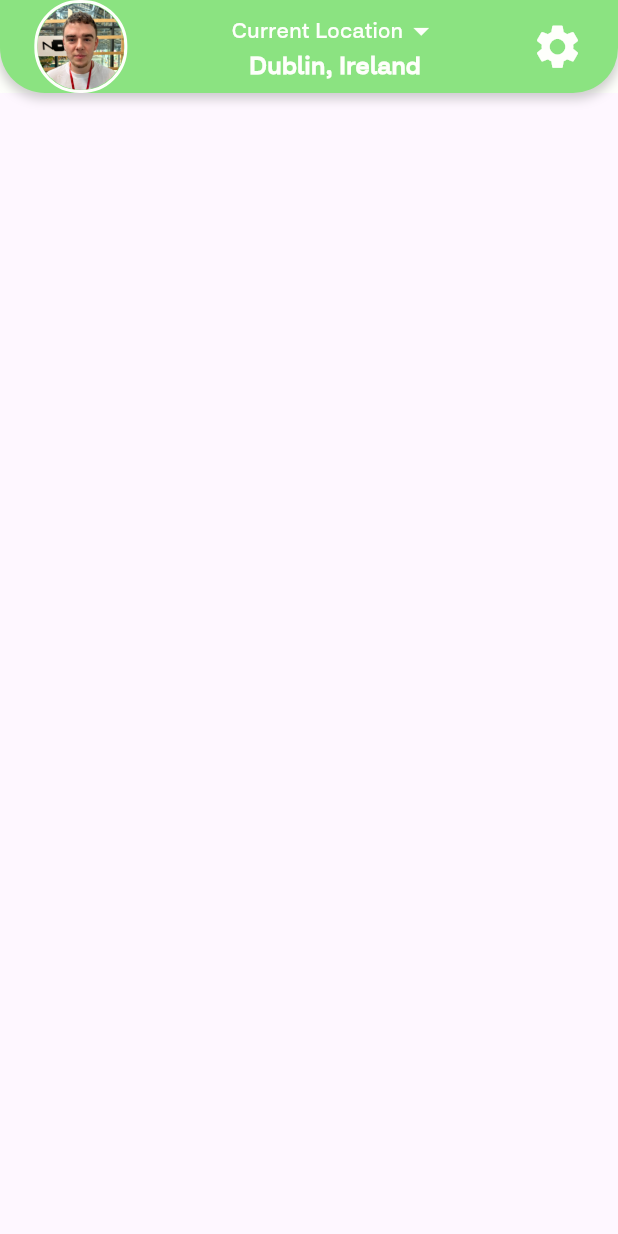
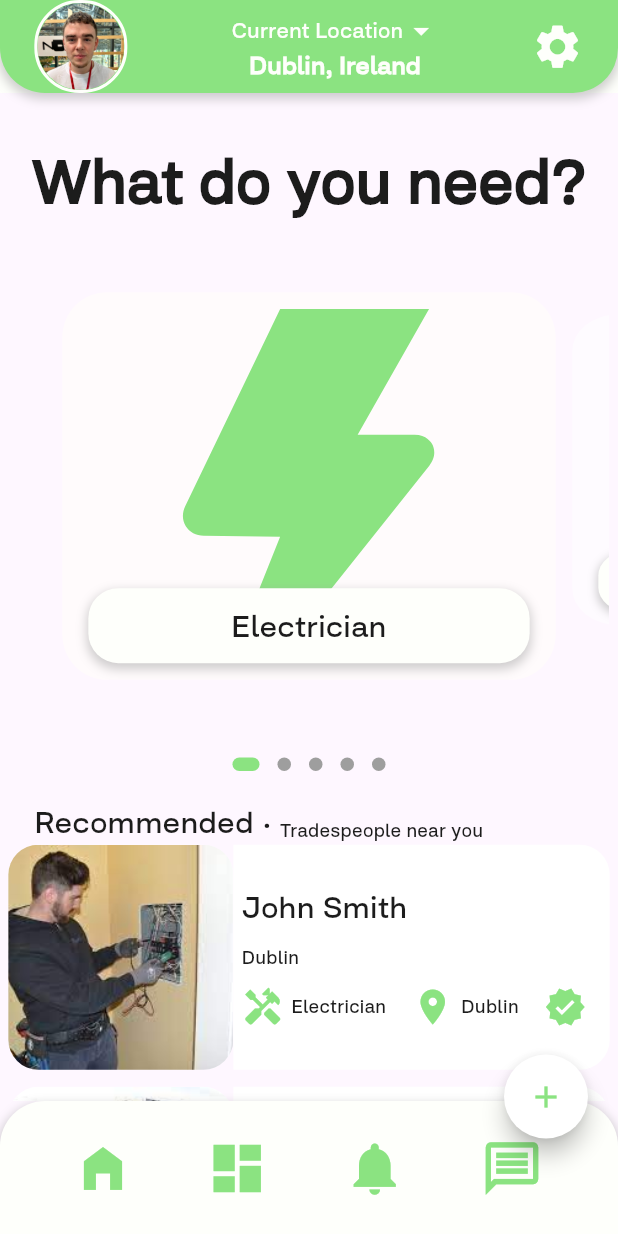
Before and after one commit to Odhran7/tradeful_app, a Flutter app: the HomeOwnerDashboardPage screen opened by its route, on a phone screen of 412 x 824 dp. Run offline on Flutter 3.47's test engine with Material 2 defaults, Android fonts, the phone set to English and light mode, and no system bars; drawn by our look-alikes of dots_indicator; our stand-ins replace country_code_picker, flutter_svg, get, google_maps_flutter, location.

Commit message:
Main homeowner page

```diff
--- a/lib/pages/app/homeowner/home/homeowner_dashboard.dart
+++ b/lib/pages/app/homeowner/home/homeowner_dashboard.dart
@@ -1,5 +1,7 @@
 import 'package:flutter/cupertino.dart';
 import 'package:flutter/material.dart';
+import 'package:tradeful_app/widgets/main_app/main_app_footer_widget.dart';
+import 'package:tradeful_app/widgets/main_app/main_carousel_widget.dart';
 
 import '../../../../widgets/main_app/main_app_bar_widget.dart';
 
@@ -10,6 +12,10 @@ class HomeOwnerDashboardPage extends StatelessWidget {
   Widget build(BuildContext context) {
     return Scaffold(
       appBar: MainAppBarWidget(profileIcon: "assets/images/profile_icon.jpeg",),
+      body: Container(
+        child: MainCarouselWidget()
+      ),
+      bottomNavigationBar: MainAppFooterWidget(),
     );
   }
 }
--- a/lib/utils/colors.dart
+++ b/lib/utils/colors.dart
@@ -16,6 +16,8 @@ class AppColors {
   // Whites
 
   static final Color flatWhite = const Color(0xfffbf9f2);
+  static final Color complementaryWhite1 = const Color(0xfffffbfc);
+  static final Color complementaryWhite2 = const Color(0xfffefbff);
 
   // Icon colors
 
@@ -25,4 +27,5 @@ class AppColors {
 
   static final Color verifiedGreen = const Color(0xff00FF7F);
   static final Color buttonColor = const Color(0xff8be381);
+  static final Color complementaryGreen = const Color(0XFF57ca4a);
 }
--- a/lib/widgets/icon_and_text.dart
+++ b/lib/widgets/icon_and_text.dart
@@ -6,11 +6,13 @@ class IconAndTextWidget extends StatelessWidget {
   final IconData icon;
   final String text;
   final Color iconColor;
+  final double size;
   const IconAndTextWidget({
     super.key,
     required this.icon,
     required this.text,
     required this.iconColor,
+    this.size = 12
   });
 
   @override
@@ -23,7 +25,7 @@ class IconAndTextWidget extends StatelessWidget {
           size: 28,
         ),
         SizedBox(width: 5),
-        SmallText(text: text),
+        SmallText(text: text, size: size,),
         SizedBox(width: 5),
       ],
     );
--- /dev/null
+++ b/lib/widgets/main_app/main_carousel_widget.dart
@@ -0,0 +1,344 @@
+import 'package:dots_indicator/dots_indicator.dart';
+import 'package:flutter/material.dart';
+import 'package:flutter_svg/svg.dart';
+import '../../models/tradespeople.dart';
+import '../../models/tradetypeModel.dart';
+import '../../utils/colors.dart';
+import '../../utils/dimensions.dart';
+import '../../widgets/big_text.dart';
+import '../../widgets/small_text.dart';
+import '../icon_and_text.dart';
+
+class MainCarouselWidget extends StatefulWidget {
+  const MainCarouselWidget({Key? key}) : super(key: key);
+
+  @override
+  State<MainCarouselWidget> createState() => _MainCarouselWidgetState();
+}
+
+class _MainCarouselWidgetState extends State<MainCarouselWidget> {
+  PageController pageController = PageController(viewportFraction: .85);
+  var _currPageValue = 0.0;
+  double _height = 150;
+  double _scaleFactor = 0.8;
+
+  // Mock Backend
+
+  // This is for the homeowner to see the specific trades
+
+  List<Tradetype> tradeTypes = [
+    Tradetype(
+      'Electrician',
+      'assets/images/electrician_icon.svg',
+      '105',
+      '200',
+      ['Install fixtures', 'Broken Freezer', 'Install heater'],
+    ),
+    Tradetype(
+      'Plumber',
+      'assets/images/plumber_icon.svg',
+      '56',
+      '153',
+      ['Leak', 'Clogged Drain', 'Fixtures'],
+    ),
+    Tradetype(
+      'Carpenter',
+      'assets/images/carpenter_icon.svg',
+      '48',
+      '100',
+      ['Custom', 'Repairs', 'Fittings'],
+    ),
+    Tradetype(
+      'Welder',
+      'assets/images/welder_icon.svg',
+      '12',
+      '255',
+      ['Gates', 'Farm yards', 'Commercial'],
+    ),
+    Tradetype(
+      'Photographer',
+      'assets/images/photographer_icon.svg',
+      '23',
+      '244',
+      ['Wedding', 'Portrait', 'Commercial'],
+    ),
+  ];
+
+  // This is to showcase the reccomended tradespeople to homeowners
+
+  List<TradesPerson> recommendedTradesPeople = [
+    TradesPerson('John Smith', 'assets/images/electrician_profile1.jpeg', '4.5',
+        'Dublin', '120', 'Electrician'),
+    TradesPerson('Alice Johnson', 'assets/images/plumber_profile1.jpeg', '4.7',
+        'Dublin', '56', 'Plumber'),
+    TradesPerson('Bob Williams', 'assets/images/carpenter_profile1.jpg', '4.2',
+        'Dublin', '48', 'Carpenter'),
+    TradesPerson('Charlie Brown', 'assets/images/welder_profile1.jpeg', '4.8',
+        'Dublin', '12', 'Welder'),
+    TradesPerson('David Davis', 'assets/images/photographer_profile1.jpg',
+        '4.9', 'Dublin', '23', 'Photographer'),
+    TradesPerson('Emily Clark', 'assets/images/electrician_profile2.jpeg',
+        '4.3', 'Dublin', '105', 'Electrician'),
+    TradesPerson('Frank Adams', 'assets/images/plumber_profile2.jpg', '4.6',
+        'Dublin', '56', 'Plumber'),
+    TradesPerson('Grace Thompson', 'assets/images/carpenter_profile2.jpg',
+        '4.4', 'Malahide', '48', 'Carpenter'),
+    TradesPerson('Henry Hall', 'assets/images/welder_profile2.jpeg', '4.7',
+        'Swords', '12', 'Welder'),
+    TradesPerson('Ivy Wilson', 'assets/images/photographer_profile2.jpeg',
+        '4.5', 'Dalkey', '23', 'Photographer'),
+  ];
+
+  @override
+  void initState() {
+    super.initState();
+    pageController.addListener(() {
+      setState(() {
+        _currPageValue = pageController.page!;
+      });
+    });
+  }
+
+  @override
+  void dispose() {
+    pageController.dispose();
+    super.dispose();
+  }
+
+  @override
+  Widget build(BuildContext context) {
+    return SingleChildScrollView(
+      child: Column(
+        children: [
+          SizedBox(height: 30),
+          BigText(text: "What do you need?", size: 40, bold: true),
+          Container(
+            padding: EdgeInsets.only(
+              top: Dimensions.height60,
+              bottom: Dimensions.height60,
+            ),
+            height: 350,
+            width: 400,
+            child: PageView.builder(
+              controller: pageController,
+              itemCount: tradeTypes.length,
+              itemBuilder: (context, position) {
+                return _buildPageItem(position, tradeTypes[position]);
+              },
+            ),
+          ),
+          DotsIndicator(
+            dotsCount: tradeTypes.isEmpty ? 1 : tradeTypes.length,
+            position: _currPageValue.floor(),
+            decorator: DotsDecorator(
+              activeColor: AppColors.buttonColor,
+              size: const Size.square(9.0),
+              activeSize: const Size(18.0, 9.0),
+              activeShape: RoundedRectangleBorder(
+                  borderRadius: BorderRadius.circular(5.0)),
+            ),
+          ),
+          SizedBox(height: Dimensions.height30),
+
+          // Reccomended Tradespeople
+
+          Container(
+            margin: EdgeInsets.only(left: Dimensions.width30),
+            child: Row(
+              crossAxisAlignment: CrossAxisAlignment.end,
+              children: [
+                BigText(text: "Recommended"),
+                SizedBox(width: Dimensions.width15),
+                Container(
+                  margin: const EdgeInsets.only(bottom: 3),
+                  child: BigText(text: ".", color: AppColors.mainColor),
+                ),
+                SizedBox(width: Dimensions.width15),
+                Container(
+                  margin: const EdgeInsets.only(bottom: 2),
+                  child: SmallText(text: "Tradespeople near you"),
+                ),
+              ],
+            ),
+          ),
+          ListView.builder(
+            shrinkWrap: true,
+            physics: NeverScrollableScrollPhysics(),
+            itemCount: recommendedTradesPeople.length,
+            itemBuilder: (context, position) {
+              return _buildRecommendedItem(
+                  position, recommendedTradesPeople[position]);
+            },
+          ),
+        ],
+      ),
+    );
+  }
+
+  // Top Rated Tradesmen
+  Widget _buildPageItem(int index, Tradetype tradeType) {
+    Matrix4 matrix = new Matrix4.identity();
+    if (index == _currPageValue.floor()) {
+      var currScale = 1 - (_currPageValue - index) * (1 - _scaleFactor);
+      var currTrans = _height * (1 - currScale) / 2;
+      matrix = Matrix4.diagonal3Values(1, currScale, 1)
+        ..setTranslationRaw(0, currTrans, 0);
+    } else if (index == _currPageValue.floor() + 1) {
+      var currScale =
+          _scaleFactor + (_currPageValue - index + 1) * (1 - _scaleFactor);
+      var currTrans = _height * (1 - currScale) / 2;
+      matrix = Matrix4.diagonal3Values(1, currScale, 1)
+        ..setTranslationRaw(0, currTrans, 0);
+    } else if (index == _currPageValue.floor() - 1) {
+      var currScale = 1 - (_currPageValue - index) * (1 - _scaleFactor);
+      var currTrans = _height * (1 - currScale) / 2;
+      matrix = Matrix4.diagonal3Values(1, currScale, 1)
+        ..setTranslationRaw(0, currTrans, 0);
+    } else {
+      var currScale = 0.8;
+      matrix = Matrix4.diagonal3Values(1, currScale, 1)
+        ..setTranslationRaw(0, _height * (1 - _scaleFactor) / 2, 1);
+    }
+
+    return Transform(
+      transform: matrix,
+      child: Stack(children: [
+        GestureDetector(
+          onTap: () {
+            // TODO: Handle tap event
+          },
+          child: Container(
+              padding: EdgeInsets.only(
+                top: Dimensions.height30,
+                bottom: Dimensions.height30,
+                left: Dimensions.width30,
+                right: Dimensions.width30,
+              ),
+              height: 350,
+              margin: EdgeInsets.only(
+                  left: Dimensions.width15, right: Dimensions.width15),
+              decoration: BoxDecoration(
+                borderRadius: BorderRadius.circular(30),
+                color: index.isEven
+                    ? AppColors.complementaryWhite1
+                    : AppColors.complementaryWhite2,
+              ),
+              child: ClipRRect(
+                  borderRadius: BorderRadius.circular(20),
+                  child: SvgPicture.asset(
+                    tradeType.svgIconPath,
+                    fit: BoxFit.cover,
+                    color: AppColors.buttonColor,
+                  ))),
+        ),
+        Positioned(
+          bottom: 0, // Set this to 0 instead of -50
+          left: 0,
+          right: 0,
+          child: Container(
+            height: 50,
+            margin: EdgeInsets.only(
+                left: Dimensions.width30,
+                right: Dimensions.width30,
+                bottom: Dimensions.height30),
+            decoration: BoxDecoration(
+              borderRadius: BorderRadius.circular(20),
+              color: AppColors.textColor,
+              boxShadow: [
+                BoxShadow(
+                  color: Colors.grey.withOpacity(0.5),
+                  spreadRadius: 1,
+                  blurRadius: 5,
+                  offset: Offset(0, 3),
+                ),
+              ],
+            ),
+            child: Container(
+
+              padding: EdgeInsets.only(
+                  top: Dimensions.height15,
+                  left: Dimensions.width15,
+                  right: Dimensions.width15),
+              child: BigText(text: tradeType.tradeType),
+            ),
+          ),
+        ),
+      ]),
+    );
+  }
+
+  Widget _buildRecommendedItem(
+      int position, TradesPerson recommendedTradesPeople) {
+    return GestureDetector(
+      onTap: () {
+        // Handle tap event
+      },
+      child: Container(
+        margin: EdgeInsets.only(
+            left: Dimensions.width15,
+            right: Dimensions.width15,
+            bottom: Dimensions.height15),
+        child: Row(
+          children: [
+            Container(
+              width: 150,
+              height: 150,
+              decoration: BoxDecoration(
+                  borderRadius: BorderRadius.circular(20),
+                  color: Colors.white38,
+                  image: DecorationImage(
+                      fit: BoxFit.cover,
+                      image: AssetImage(recommendedTradesPeople.image))),
+            ),
+            Expanded(
+              child: Container(
+                  height: 150,
+                  decoration: BoxDecoration(
+                    borderRadius: BorderRadius.only(
+                      topRight: Radius.circular(20),
+                      bottomRight: Radius.circular(20),
+                    ),
+                    color: Colors.white,
+                  ),
+                  child: Padding(
+                      padding: EdgeInsets.only(
+                          left: Dimensions.width15, right: Dimensions.width15),
+                      child: Column(
+                        crossAxisAlignment: CrossAxisAlignment.start,
+                        mainAxisAlignment: MainAxisAlignment.center,
+                        children: [
+                          BigText(text: recommendedTradesPeople.name),
+                          SizedBox(height: Dimensions.height15),
+                          SmallText(text: recommendedTradesPeople.location),
+                          SizedBox(height: Dimensions.height15),
+                          Row(
+                            mainAxisAlignment: MainAxisAlignment.spaceBetween,
+                            children: [
+                              IconAndTextWidget(
+                                icon: Icons.handyman,
+                                text: recommendedTradesPeople.tradeType,
+                                iconColor: AppColors.buttonColor,
+                                size: 12,
+                              ),
+                              IconAndTextWidget(
+                                  icon: Icons.location_on,
+                                  text: recommendedTradesPeople.location,
+                                  iconColor: AppColors.buttonColor,
+                                  size: 12),
+                              IconAndTextWidget(
+                                icon: Icons.verified,
+                                text: "",
+                                iconColor: AppColors.buttonColor,
+                                size: 12,
+                              ),
+                            ],
+                          )
+                        ],
+                      ))),
+            )
+          ],
+        ),
+      ),
+    );
+  }
+}
```
Also changed, not shown: lib/widgets/main_app/main_app_footer_widget.dart (+7 -0 lines), assets/images/carpenter_profile1.jpg (added), assets/images/carpenter_profile2.jpg (added), assets/images/photographer_profile1.jpg (added), assets/images/photographer_profile2.jpeg (added), lib/pages/legal/endUserLicenseAgreementPage.dart (line endings or trailing spaces), lib/widgets/main_app/app_column_homeowner_widget.dart (added).
